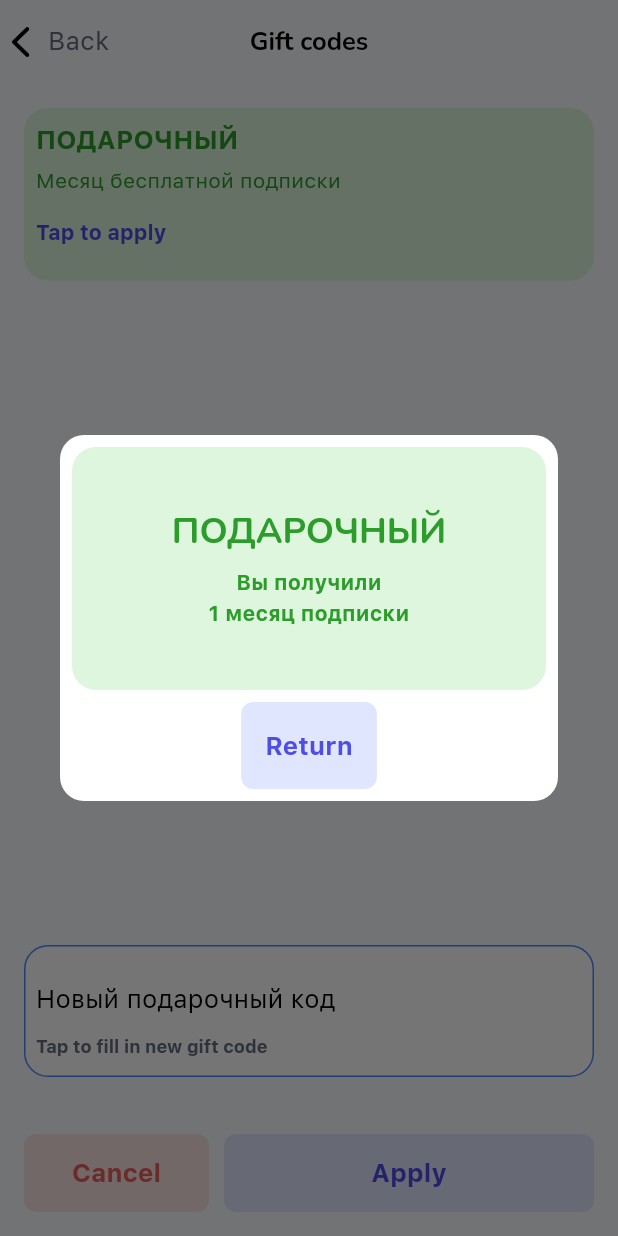
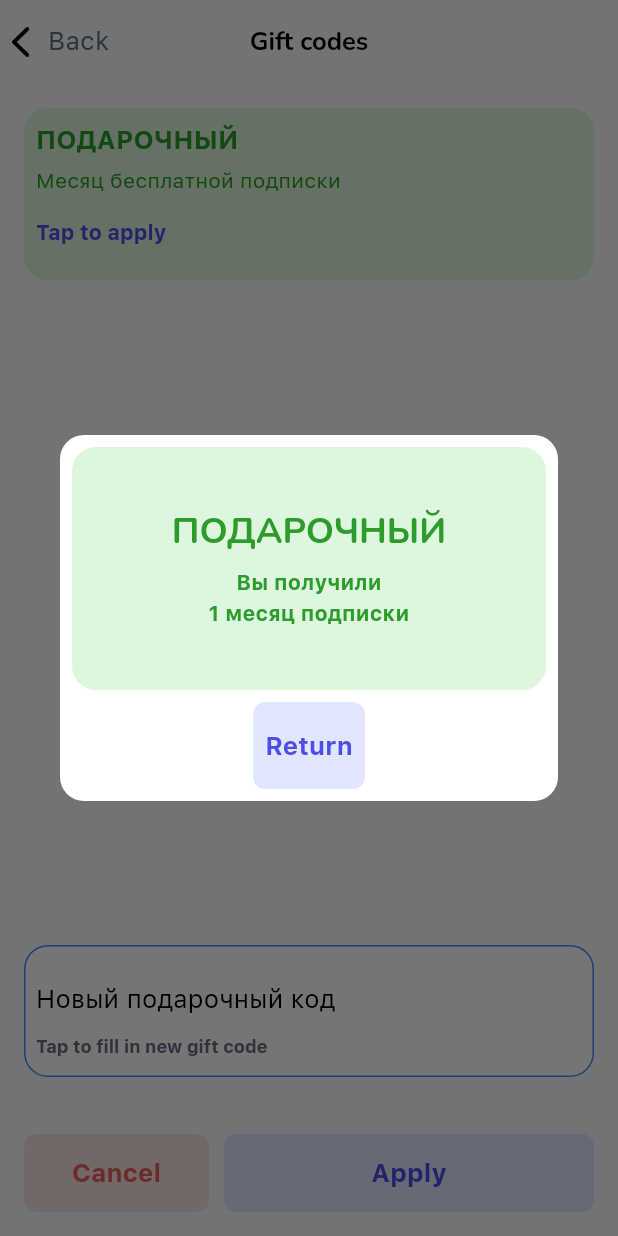
Before and after one commit to nikondrat/mama, a Flutter app: the PromoScreen screen opened by its route, after a tap on "Tap to apply", on a phone screen of 412 x 824 dp. Run offline on Flutter 3.47's test engine with Material 3 defaults, Android fonts, the phone set to English and light mode, and no system bars; drawn by our look-alikes of auto_size_text, reactive_forms; our stand-ins replace card_swiper, dio, dotted_border, flex_color_scheme, flutter_mobx, flutter_secure_storage and 11 more; missing offline and left inert: flutter_toggle_button, reactive_date_time_picker; accounts and stored records are empty; generated files the repository leaves out were written again; network calls fail.

Commit message:
a few changes

```diff
--- a/lib/src/core/utils/router.dart
+++ b/lib/src/core/utils/router.dart
@@ -56,15 +56,9 @@ final GoRouter router = GoRouter(
   routes: [
     GoRoute(
         path: _Paths.startScreen,
-        name: AppViews.feeding,
-        //builder: (context, state) => const StartScreen(),
-        builder: (context, state) => const FeedingScreen(),
+        name: AppViews.startScreen,
+        builder: (context, state) => const StartScreen(),
         routes: [
-          GoRoute(
-            path: _Paths.auth,
-            name: AppViews.addManually,
-            builder: (context, state) => const AddManuallyScreen(),
-          ),
           GoRoute(
               path: _Paths.register,
               name: AppViews.register,
@@ -152,7 +146,7 @@ final GoRouter router = GoRouter(
         path: _Paths.homeScreen,
         name: AppViews.homeScreen,
         builder: (context, state) => HomeView(),
-    ),
+        routes: [
           GoRoute(
             name: AppViews.servicesUserView,
             path: _Paths.servicesUserPath,
@@ -184,6 +178,17 @@ final GoRouter router = GoRouter(
                 )
               ]),
           GoRoute(
+              path: _Paths.feeding,
+              name: AppViews.feeding,
+              builder: (context, state) => const FeedingScreen(),
+              routes: [
+                GoRoute(
+                  name: AppViews.addManually,
+                  path: _Paths.addManually,
+                  builder: (context, state) => const AddManuallyScreen(),
+                ),
+              ]),
+          GoRoute(
             name: AppViews.trackersHealthView,
             path: _Paths.trackersHealthPath,
             builder: (context, state) => TrackersHealthView(),
@@ -210,6 +215,7 @@ final GoRouter router = GoRouter(
               path: _Paths.chatView,
               name: AppViews.chatView,
               builder: (context, state) => const ChatsScreen()),
+        ]),
   ],
 );
 
@@ -231,23 +237,22 @@ abstract class _Paths {
 
   static const String homeScreen = '/${AppViews.homeScreen}';
 
-  static const trackersHealthPath = '/${AppViews.trackersHealthView}';
+  static const trackersHealthPath = AppViews.trackersHealthView;
   static const trackersHealthAddTemperaturePath =
       AppViews.trackersHealthAddTemperatureView;
 
-  static const servicesUserPath = '/${AppViews.servicesUserView}';
+  static const servicesUserPath = AppViews.servicesUserView;
   static const servicesSleepMusicPath = AppViews.servicesSleepMusicView;
-  static const evolutionView = '/${AppViews.evolutionView}';
+  static const evolutionView = AppViews.evolutionView;
 
   static const addWeightView = AppViews.addWeightView;
 
-  static const profile = '/${AppViews.profile}';
+  static const profile = AppViews.profile;
   static const promoView = AppViews.promoView;
 
-  static const chatView = '/${AppViews.chatView}';
+  static const chatView = AppViews.chatView;
 
-  static const feeding = '/';
+  static const feeding = AppViews.feeding;
 
-  ///временый путь для этого экрана
   static const addManually = AppViews.addManually;
 }
--- a/lib/src/core/widgets/custom_button.dart
+++ b/lib/src/core/widgets/custom_button.dart
@@ -48,7 +48,7 @@ class CustomButton extends StatelessWidget {
   Color _getDarkerColor(Color color) {
     final HSLColor hsl = HSLColor.fromColor(color);
     final HSLColor darkerHsl =
-    hsl.withLightness((hsl.lightness - 0.3).clamp(0.0, 1.0));
+        hsl.withLightness((hsl.lightness - 0.3).clamp(0.0, 1.0));
     return darkerHsl.toColor();
   }
 
@@ -72,13 +72,13 @@ class CustomButton extends StatelessWidget {
         borderRadius: BorderRadius.circular(borderRadius ?? 8),
         side: !isFilled
             ? BorderSide(
-          color: AppColors.purpleLighterBackgroundColor,
-          width: 2,
-        )
+                color: AppColors.purpleLighterBackgroundColor,
+                width: 2,
+              )
             : BorderSide.none,
       ),
       padding:
-      contentPadding ?? EdgeInsets.symmetric(vertical: 16, horizontal: 16),
+          contentPadding ?? EdgeInsets.symmetric(vertical: 16, horizontal: 8),
     );
 
     return _PaddingWidget(
--- a/lib/src/feature/feeding/views/breast_screen.dart
+++ b/lib/src/feature/feeding/views/breast_screen.dart
@@ -1,5 +1,4 @@
 import 'package:flutter/material.dart';
-import '../../../core/core.dart';
 import '../widgets/widget.dart';
 
 class BreastScreen extends StatelessWidget {
--- a/lib/src/feature/trackers/views/trackers.dart
+++ b/lib/src/feature/trackers/views/trackers.dart
@@ -45,7 +45,9 @@ class TrackersView extends StatelessWidget {
             child: Row(children: [
               Expanded(
                 child: CategoryCard(
-                  onTap: () {},
+                  onTap: () {
+                    context.pushNamed(AppViews.feeding);
+                  },
                   title: "Кормление",
                   icon: IconModel(
                     iconPath: Assets.images.feeding.path,
```
Also changed, not shown: lib/src/feature/feeding/widgets/learn_more_widget.dart (+14 -19 lines). Lines whose indentation alone changed are shown as unchanged.
